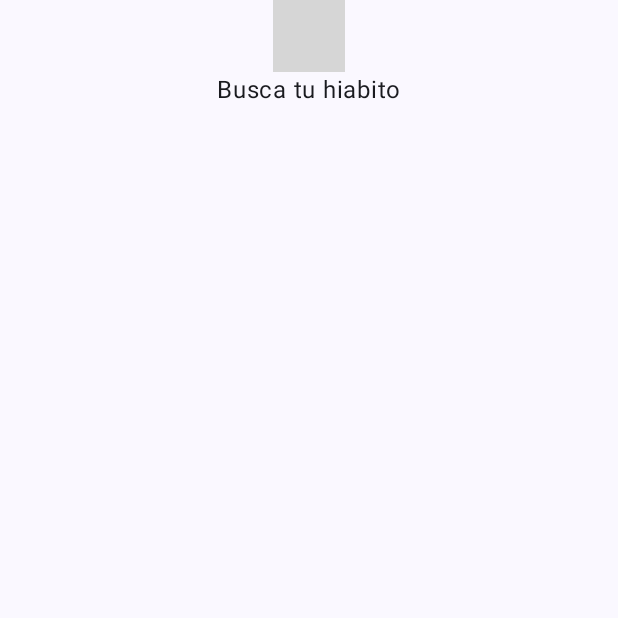
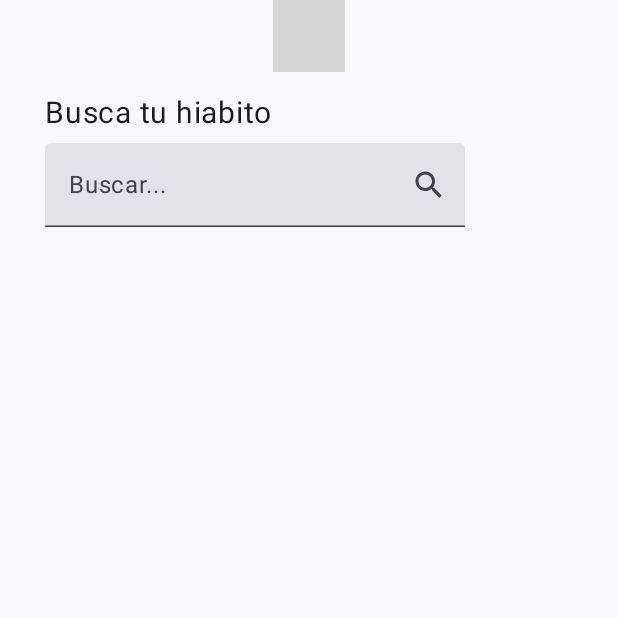
Before and after one commit to CamiloCuenca/HabitForge, an Android app built with Jetpack Compose: the composable Home shown on its own in the app's theme, on a phone screen of 412 x 824 dp, the top half of it. Run offline under Robolectric (Android 15) with nearby library versions, the phone set to English and light mode, and no system bars; 2 statements that could not run were skipped; grey boxes are pictures that could not be loaded.

Commit message:
Add SearchTextField component and integrate it into HomeScreen; update TopAppBar usage in SignIn and ForgotPassword screens

```diff
--- a/app/src/main/java/com/CamiloCuencaDev/habitforge/ui/Home/HomeScreen.kt
+++ b/app/src/main/java/com/CamiloCuencaDev/habitforge/ui/Home/HomeScreen.kt
@@ -1,15 +1,18 @@
 package com.CamiloCuencaDev.habitforge.ui.Home
 
+import SearchTextField
 import androidx.compose.foundation.layout.Arrangement
 import androidx.compose.foundation.layout.Box
 import androidx.compose.foundation.layout.Column
 import androidx.compose.foundation.layout.fillMaxSize
+import androidx.compose.foundation.layout.fillMaxWidth
 import androidx.compose.foundation.layout.padding
 import androidx.compose.material3.Text
 import androidx.compose.runtime.Composable
 import androidx.compose.ui.Alignment
 import androidx.compose.ui.Modifier
 import androidx.compose.ui.unit.dp
+import androidx.compose.ui.unit.sp
 import androidx.navigation.NavHostController
 import com.CamiloCuencaDev.habitforge.ui.common.ScreenTitle
 import com.CamiloCuencaDev.habitforge.ui.common.TopAppBar
@@ -27,7 +30,26 @@ fun Home(navController: NavHostController) {
     ){
         TopAppBar("Home")
 
-      Text(text = "Busca tu hiabito")
+        Box(
+            modifier = Modifier.fillMaxWidth().padding(start = 30.dp , top = 15.dp),
+            contentAlignment = Alignment.CenterStart
+
+
+        ){
+            Column(
+                verticalArrangement = Arrangement.spacedBy(8.dp)
+            ) {
+                Text(text = "Busca tu hiabito", fontSize = 20.sp)
+
+                SearchTextField(
+                    query = "",
+                    onQueryChange = { /* TODO: Handle query change */ },
+                    placeholder = "Buscar..."
+                )
+            }
+        }
+
+
 
 
     }
--- a/app/src/main/java/com/CamiloCuencaDev/habitforge/ui/SignIn/ForgotPasswordScreen.kt
+++ b/app/src/main/java/com/CamiloCuencaDev/habitforge/ui/SignIn/ForgotPasswordScreen.kt
@@ -28,7 +28,7 @@ import com.CamiloCuencaDev.habitforge.ui.common.TopAppBar
 
 @Composable
 fun ForgotPassword(navController: NavHostController){
-
+    TopAppBar("Recuperación de contraseña")
 
 
     Column (
@@ -37,7 +37,6 @@ fun ForgotPassword(navController: NavHostController){
         horizontalAlignment = Alignment.CenterHorizontally,
         verticalArrangement = Arrangement.Center
     ) {
-        TopAppBar("Recuperación de contraseña")
 
         ImageForgotPassword()
 
--- a/app/src/main/java/com/CamiloCuencaDev/habitforge/ui/SignIn/SignInScreen.kt
+++ b/app/src/main/java/com/CamiloCuencaDev/habitforge/ui/SignIn/SignInScreen.kt
@@ -31,6 +31,7 @@ import com.CamiloCuencaDev.habitforge.ui.common.TopAppBar
 
 @Composable
 fun SignIn(navController: NavHostController) {
+    TopAppBar("Inicio de Sesión")
 
     Column(
         modifier = Modifier
@@ -38,8 +39,6 @@ fun SignIn(navController: NavHostController) {
         horizontalAlignment = Alignment.CenterHorizontally,
         verticalArrangement = Arrangement.Center
     ) {
-        TopAppBar("Inicio de Sesión")
-        Spacer(modifier = Modifier.height(20.dp))
 
 
         ImageSignIn()
--- a/app/src/main/java/com/CamiloCuencaDev/habitforge/ui/common/CustomTextField.kt
+++ b/app/src/main/java/com/CamiloCuencaDev/habitforge/ui/common/CustomTextField.kt
@@ -1,3 +1,4 @@
+import androidx.compose.material.icons.filled.Search
 import androidx.compose.material3.Text
 import androidx.compose.material3.TextField
 import androidx.compose.runtime.Composable
@@ -8,6 +9,7 @@ import com.CamiloCuencaDev.habitforge.ui.theme.GreenPrimaryLight
 import com.CamiloCuencaDev.habitforge.ui.theme.Grey80
 import androidx.compose.material.icons.filled.Visibility
 import androidx.compose.material.icons.filled.VisibilityOff
+import androidx.compose.ui.Modifier
 
 @Composable
 fun CustomTextField(
@@ -80,3 +82,25 @@ fun CustomPasswordField(
         )
     )
 }
+
+@Composable
+fun SearchTextField(
+    query: String,
+    onQueryChange: (String) -> Unit,
+    placeholder: String = "Buscar..."
+) {
+    TextField(
+        value = query,
+        onValueChange = onQueryChange,
+        placeholder = {Text(placeholder)},
+        trailingIcon = {
+            androidx.compose.material3.IconButton(onClick = {}) {
+                androidx.compose.material3.Icon(
+                    imageVector = androidx.compose.material.icons.Icons.Filled.Search,
+                    contentDescription = null
+                )
+            }
+        }
+
+    )
+}
```
